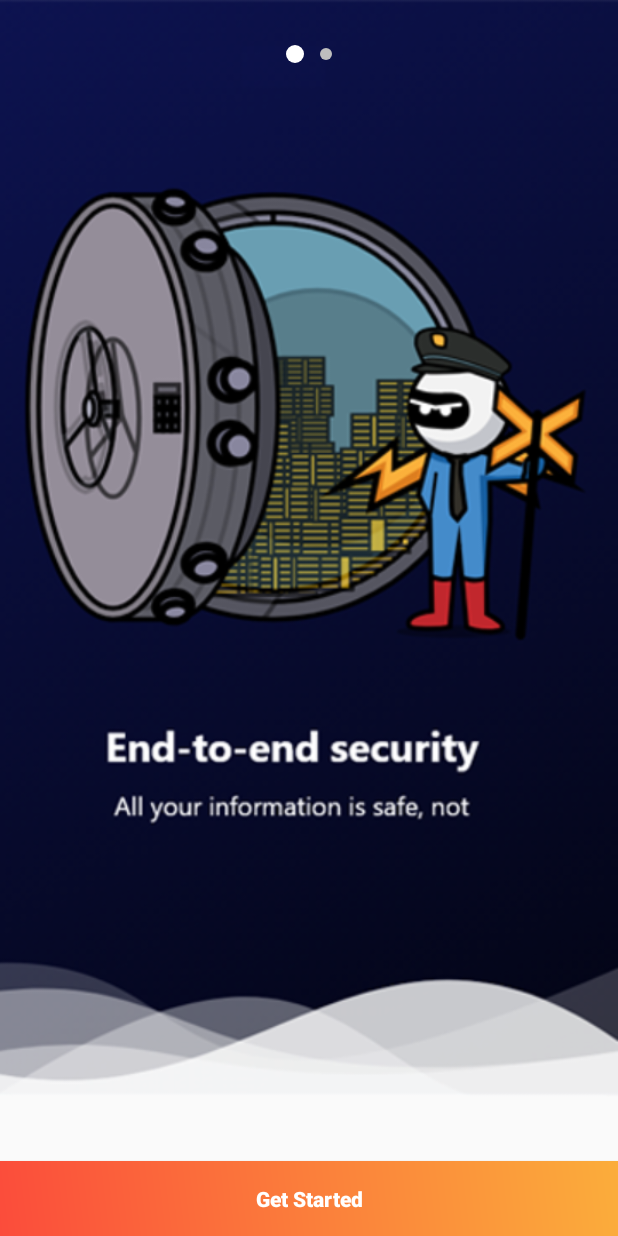
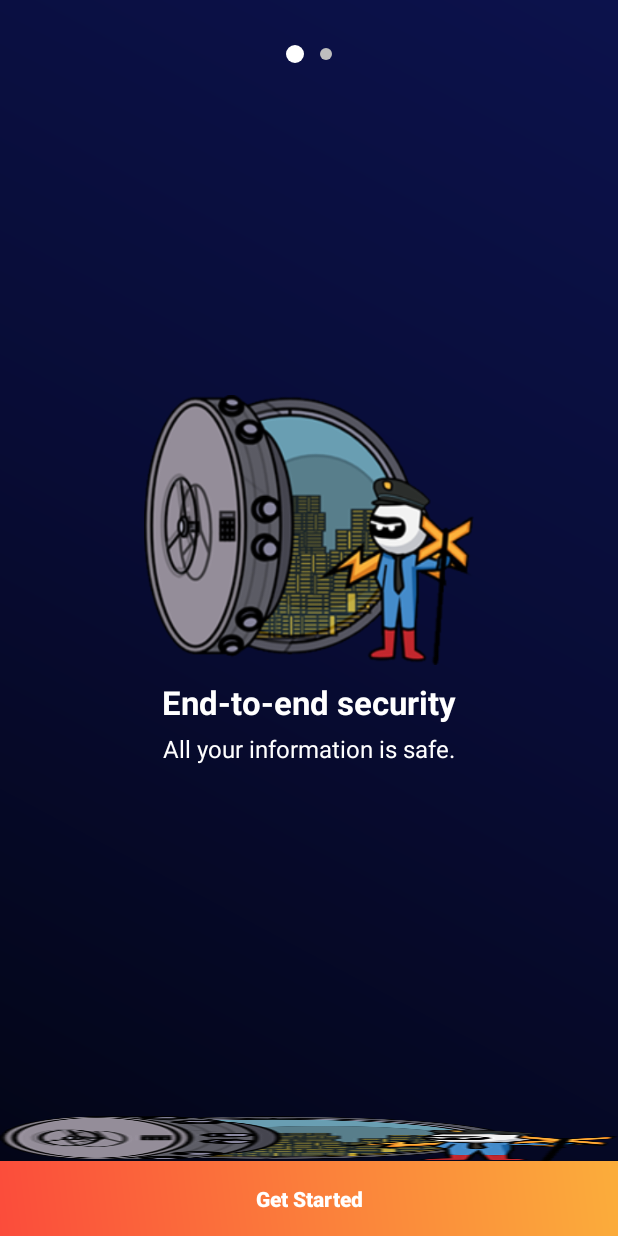
Before and after one commit to saudagarsulaiman/DeviantX, an Android app: the screen it shows after launch (WelcomeActivity), on a phone screen of 412 x 824 dp. Run offline under Robolectric (Android 15) with nearby library versions, the phone set to English and light mode, and no system bars; our stand-ins replace ButterKnife; libraries missing offline, so code that uses them is left out: com.orhanobut.dialogplus; pictures from the network do not load.

Commit message:
Welcome Activity Commit

```diff
--- a/app/src/main/java/com/cryptowallet/deviantx/UI/Activities/DashBoardActivity.java
+++ b/app/src/main/java/com/cryptowallet/deviantx/UI/Activities/DashBoardActivity.java
@@ -397,7 +397,6 @@ public class DashBoardActivity extends AppCompatActivity {
         startActivity(intent);
     }
 
-
     //  Fragments Replacements
    /* private void loadFragment(Fragment fragment) {
         // load fragment
--- a/app/src/main/java/com/cryptowallet/deviantx/UI/Activities/WelcomeActivity.java
+++ b/app/src/main/java/com/cryptowallet/deviantx/UI/Activities/WelcomeActivity.java
@@ -2,6 +2,9 @@ package com.cryptowallet.deviantx.UI.Activities;
 
 import android.content.Context;
 import android.content.Intent;
+import android.support.v4.app.Fragment;
+import android.support.v4.app.FragmentManager;
+import android.support.v4.app.FragmentPagerAdapter;
 import android.support.v4.content.ContextCompat;
 import android.support.v4.view.ViewPager;
 import android.support.v7.app.AppCompatActivity;
@@ -15,9 +18,13 @@ import android.widget.LinearLayout;
 import android.widget.TextView;
 
 import com.cryptowallet.deviantx.R;
-import com.cryptowallet.deviantx.UI.Adapters.ViewPagerAdapter;
+import com.cryptowallet.deviantx.UI.Fragments.StartedAFragment;
+import com.cryptowallet.deviantx.UI.Fragments.StartedBFragment;
 import com.orhanobut.dialogplus.DialogPlus;
 import com.orhanobut.dialogplus.ViewHolder;
+
+import java.util.ArrayList;
+import java.util.List;
 
 import butterknife.BindView;
 import butterknife.ButterKnife;
@@ -43,8 +50,13 @@ public class WelcomeActivity extends AppCompatActivity {
         ButterKnife.bind(this);
 
 
-        ViewPagerAdapter viewPagerAdapter = new ViewPagerAdapter(this);
+        ViewPagerAdapter viewPagerAdapter = new ViewPagerAdapter(getSupportFragmentManager());
+        viewPagerAdapter.addFragment(new StartedAFragment(), "");
+        viewPagerAdapter.addFragment(new StartedBFragment(), "");
         viewPager.setAdapter(viewPagerAdapter);
+
+//        ViewPagerAdapter viewPagerAdapter = new ViewPagerAdapter(this);
+//        viewPager.setAdapter(viewPagerAdapter);
 
         dotscount = viewPagerAdapter.getCount();
         dots = new ImageView[dotscount];
@@ -82,37 +94,6 @@ public class WelcomeActivity extends AppCompatActivity {
             }
         });
 
-//        btn_get_started.setOnClickListener(new View.OnClickListener() {
-//            @Override
-//            public void onClick(View v) {
-//
-//                // custom dialog
-//                final Dialog dialog = new Dialog(context);
-//                dialog.setContentView(R.layout.dialog_get_started);
-//
-//                // set the custom dialog components - text, image and button
-//                Button signup_email_btn = dialog.findViewById(R.id.signup_email_btn);
-//                LinearLayout facebook_lnr_lyt = dialog.findViewById(R.id.facebook_lnr_lyt);
-//                LinearLayout google_lnr_lyt = dialog.findViewById(R.id.google_lnr_lyt);
-//                TextView login_txt = dialog.findViewById(R.id.login_txt);
-//
-//                WindowManager.LayoutParams lp = new WindowManager.LayoutParams();
-//                lp.copyFrom(dialog.getWindow().getAttributes());
-//                lp.width = WindowManager.LayoutParams.MATCH_PARENT;
-//                lp.gravity = Gravity.BOTTOM;
-//                lp.flags &= ~WindowManager.LayoutParams.FLAG_DIM_BEHIND;
-////                lp.x = 0;   //x position
-////                lp.y = 0;   //y position
-////                dialog.getWindow().setGravity(Gravity.BOTTOM);
-////                dialog.getWindow().getAttributes().gravity = Gravity.BOTTOM;
-//
-////                dialog.show();
-//                dialog.getWindow().setAttributes(lp);
-//
-//                dialog.show();
-//            }
-//        });
-
         btn_get_started.setOnClickListener(new View.OnClickListener() {
             @Override
             public void onClick(View v) {
@@ -127,13 +108,6 @@ public class WelcomeActivity extends AppCompatActivity {
                         .setOutAnimation(R.anim.slide_out_bottom)
                         .setContentWidth(ViewGroup.LayoutParams.MATCH_PARENT)
                         .setContentHeight(ViewGroup.LayoutParams.WRAP_CONTENT)
-//                        .setOnDismissListener(new OnDismissListener() {
-//                            @Override
-//                            public void onDismiss(DialogPlus dialog) {
-//
-//                            }
-//                        })
-//                        .setExpanded(true) // default is false, only works for grid and list
                         .create();
 
 //                Initializing Widgets
@@ -186,4 +160,33 @@ public class WelcomeActivity extends AppCompatActivity {
 
     }
 
+
+    public class ViewPagerAdapter  extends FragmentPagerAdapter {
+        private final List<Fragment> mFragmentList = new ArrayList<>();
+        private final List<String> mFragmentTitleList = new ArrayList<>();
+
+        public ViewPagerAdapter(FragmentManager manager) {
+            super(manager);
+        }
+
+        @Override
+        public Fragment getItem(int position) {
+            return mFragmentList.get(position);
+        }
+
+        @Override
+        public int getCount() {
+            return mFragmentList.size();
+        }
+
+        public void addFragment(Fragment fragment, String title) {
+            mFragmentList.add(fragment);
+            mFragmentTitleList.add(title);
+        }
+
+        @Override
+        public CharSequence getPageTitle(int position) {
+            return mFragmentTitleList.get(position);
+        }
+    }
 }
--- a/app/src/main/java/com/cryptowallet/deviantx/UI/Adapters/LayoutViewPagerAdapter.java
+++ b/app/src/main/java/com/cryptowallet/deviantx/UI/Adapters/LayoutViewPagerAdapter.java
@@ -14,7 +14,7 @@
 //
 //    private Context context;
 //    private LayoutInflater layoutInflater;
-//    private Integer[] images = {R.drawable.starteda, R.drawable.startedb};
+//    private Integer[] images = {R.drawable.starteda_fragment, R.drawable.startedb_fragment};
 //
 //    public LayoutViewPagerAdapter(Context context) {
 //        this.context = context;
--- a/app/src/main/java/com/cryptowallet/deviantx/UI/Adapters/ViewPagerAdapter.java
+++ b/app/src/main/java/com/cryptowallet/deviantx/UI/Adapters/ViewPagerAdapter.java
@@ -14,7 +14,7 @@ public class ViewPagerAdapter extends PagerAdapter {
 
     private Context context;
     private LayoutInflater layoutInflater;
-    private Integer [] images = {R.drawable.starteda,R.drawable.startedb};
+    private Integer[] images = {R.drawable.starteda, R.drawable.startedb};
 
     public ViewPagerAdapter(Context context) {
         this.context = context;
--- /dev/null
+++ b/app/src/main/java/com/cryptowallet/deviantx/UI/Fragments/StartedAFragment.java
@@ -0,0 +1,24 @@
+package com.cryptowallet.deviantx.UI.Fragments;
+
+import android.os.Bundle;
+import android.support.v4.app.Fragment;
+import android.view.LayoutInflater;
+import android.view.View;
+import android.view.ViewGroup;
+
+import com.cryptowallet.deviantx.R;
+
+public class StartedAFragment extends Fragment {
+
+    View view;
+
+    @Override
+    public View onCreateView(LayoutInflater inflater, ViewGroup container,
+                             Bundle savedInstanceState) {
+        // Inflate the layout for this fragment
+        view = inflater.inflate(R.layout.starteda_fragment, container, false);
+
+        return view;
+
+    }
+}
--- /dev/null
+++ b/app/src/main/java/com/cryptowallet/deviantx/UI/Fragments/StartedBFragment.java
@@ -0,0 +1,23 @@
+package com.cryptowallet.deviantx.UI.Fragments;
+
+import android.os.Bundle;
+import android.support.v4.app.Fragment;
+import android.view.LayoutInflater;
+import android.view.View;
+import android.view.ViewGroup;
+
+import com.cryptowallet.deviantx.R;
+
+public class StartedBFragment extends Fragment {
+    View view;
+
+    @Override
+    public View onCreateView(LayoutInflater inflater, ViewGroup container,
+                             Bundle savedInstanceState) {
+        // Inflate the layout for this fragment
+        view = inflater.inflate(R.layout.startedb_fragment, container, false);
+
+        return view;
+
+    }
+}
--- a/app/src/main/res/layout/image_slider.xml
+++ b/app/src/main/res/layout/image_slider.xml
@@ -2,14 +2,15 @@
 <LinearLayout xmlns:android="http://schemas.android.com/apk/res/android"
     android:layout_width="match_parent"
     android:layout_height="match_parent"
+    android:background="@drawable/bg_gradient"
     android:orientation="vertical">
 
     <ImageView
+        android:id="@+id/imageView"
         android:layout_width="match_parent"
         android:layout_height="wrap_content"
-        android:src="@drawable/starteda"
+        android:adjustViewBounds="true"
         android:scaleType="fitXY"
-        android:adjustViewBounds="true"
-        android:id="@+id/imageView" />
+        android:src="@drawable/starteda" />
 
 </LinearLayout>
--- /dev/null
+++ b/app/src/main/res/layout/starteda_fragment.xml
@@ -0,0 +1,47 @@
+<?xml version="1.0" encoding="utf-8"?>
+<RelativeLayout xmlns:android="http://schemas.android.com/apk/res/android"
+    android:layout_width="match_parent"
+    android:layout_height="match_parent"
+    android:background="@drawable/bg_gradient">
+
+    <LinearLayout
+        android:layout_width="wrap_content"
+        android:layout_height="wrap_content"
+        android:layout_centerInParent="true"
+        android:gravity="center"
+        android:orientation="vertical">
+
+        <ImageView
+            android:layout_width="@dimen/width220"
+            android:layout_height="@dimen/height180"
+            android:scaleType="fitXY"
+            android:src="@drawable/getstarteda" />
+
+        <TextView
+            android:layout_width="wrap_content"
+            android:layout_height="wrap_content"
+            android:layout_marginTop="@dimen/margin10"
+            android:text="@string/started_a"
+            android:textColor="@color/white"
+            android:textSize="@dimen/def_ttl_size"
+            android:textStyle="bold" />
+
+        <TextView
+            android:layout_width="wrap_content"
+            android:layout_height="wrap_content"
+            android:layout_marginTop="@dimen/margin5"
+            android:text="@string/started_a1"
+            android:textColor="@color/white"
+            android:textSize="@dimen/def_lbl_size" />
+
+    </LinearLayout>
+
+    <ImageView
+        android:layout_width="match_parent"
+        android:layout_height="@dimen/height30"
+        android:layout_alignParentBottom="true"
+        android:scaleType="fitXY"
+        android:src="@drawable/getstarteda" />
+
+
+</RelativeLayout>
--- a/app/src/main/res/values/dimens.xml
+++ b/app/src/main/res/values/dimens.xml
@@ -355,6 +355,8 @@
     <dimen name="width160">160dp</dimen>
     <dimen name="height65">65dp</dimen>
     <dimen name="text11">11sp</dimen>
+    <dimen name="height220">220dp</dimen>
+    <dimen name="height200">200dp</dimen>
 
 
     <!--Newly Added-->
--- a/app/src/main/res/values/strings.xml
+++ b/app/src/main/res/values/strings.xml
@@ -355,6 +355,10 @@
     <string name="u_trans">You will transfer</string>
     <string name="u_receive">You will receive</string>
     <string name="conf_terms_conditions">You confirm that you agree to our <font color='#FBB03B'>terms and conditions.</font></string>
+    <string name="started_a">End-to-end security</string>
+    <string name="started_a1">All your information is safe.</string>
+    <string name="started_b">Multi-coin  Wallet</string>
+    <string name="started_b1">Native Support for bitcoin and most major altcoins and tokens.</string>
 
 
 </resources>
```
Also changed, not shown: app/src/main/res/layout/btm_nav_lyt.xml (+8 -6 lines), app/src/main/res/layout/startedb_fragment.xml (added, +51 -0 lines), app/src/main/res/drawable/getstarteda.png (added), app/src/main/res/drawable/getstartedb.png (added).
